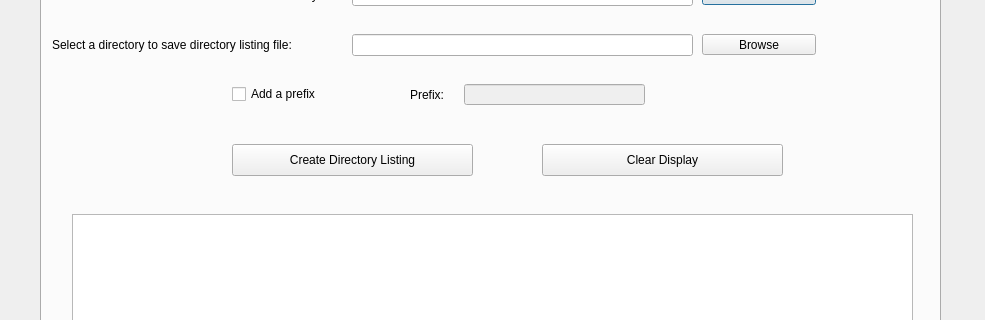
First picture: the form in dir_listing_gui.ui, repository andrew-stevens28/directory_listing, before the edit; both pictures show x 0 to 985 and y 142 to 462 of the 985 by 832 pixel window.
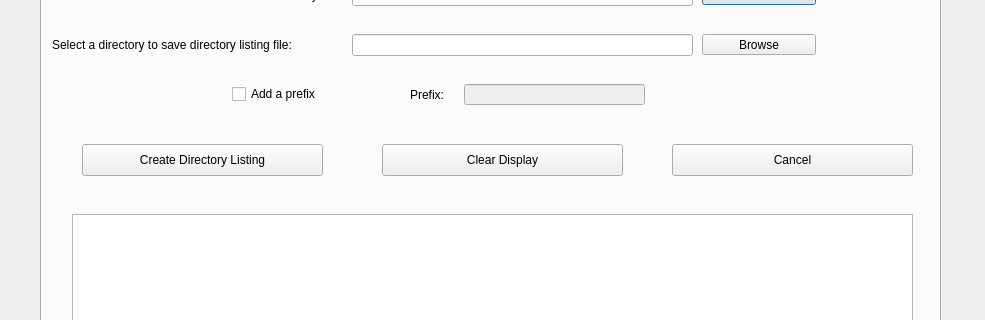
Second picture: the form after the edit. The open tabs and pages were chosen to show the change.

Commit message:
added cancel functionality
added the functionality for the user to cancel the listing, stil need
to add a little bit for it all to work

The edit to the form file:
```diff
--- a/dir_listing_gui.ui
+++ b/dir_listing_gui.ui
@@ -227,7 +227,7 @@
     <widget class="QPushButton" name="createPushButton">
      <property name="geometry">
       <rect>
-       <x>190</x>
+       <x>40</x>
        <y>210</y>
        <width>241</width>
        <height>32</height>
@@ -252,7 +252,7 @@
     <widget class="QPushButton" name="clearPushButton">
      <property name="geometry">
       <rect>
-       <x>500</x>
+       <x>340</x>
        <y>210</y>
        <width>241</width>
        <height>32</height>
@@ -287,6 +287,25 @@
       <bool>true</bool>
      </property>
     </widget>
+    <widget class="QPushButton" name="cancelPushButton">
+     <property name="geometry">
+      <rect>
+       <x>630</x>
+       <y>210</y>
+       <width>241</width>
+       <height>32</height>
+      </rect>
+     </property>
+     <property name="focusPolicy">
+      <enum>Qt::StrongFocus</enum>
+     </property>
+     <property name="text">
+      <string>Cancel</string>
+     </property>
+     <property name="flat">
+      <bool>false</bool>
+     </property>
+    </widget>
    </widget>
    <widget class="QWidget" name="dirCheckTab">
     <property name="acceptDrops">
```
Left out of the diff: 38 changed lines with no effect on the pictures. The commit also changes 2 other files.
